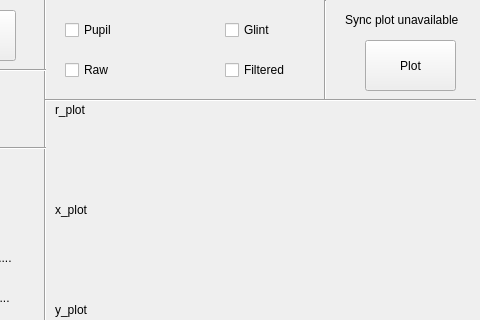
Tian99/Robust-eye-gaze-tracker, file Interface/dum.ui: the form before one commit; both pictures show x 445 to 925 and y 0 to 320 of the 925 by 597 pixel window.
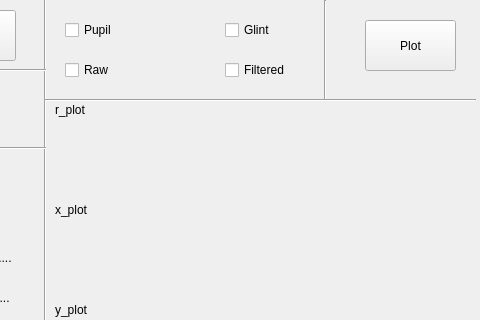
The form after the commit. Custom widgets are drawn as their Qt base class.

```diff
--- a/Interface/dum.ui
+++ b/Interface/dum.ui
@@ -417,7 +417,7 @@
     <property name="geometry">
      <rect>
       <x>810</x>
-      <y>40</y>
+      <y>20</y>
       <width>91</width>
       <height>51</height>
      </rect>
@@ -648,19 +648,6 @@
      <string>Sync and output</string>
     </property>
    </widget>
-   <widget class="QLabel" name="syncmessage">
-    <property name="geometry">
-     <rect>
-      <x>790</x>
-      <y>10</y>
-      <width>131</width>
-      <height>20</height>
-     </rect>
-    </property>
-    <property name="text">
-     <string>Sync plot unavailable</string>
-    </property>
-   </widget>
   </widget>
   <widget class="QStatusBar" name="statusbar"/>
   <widget class="QMenuBar" name="menubar">
```
